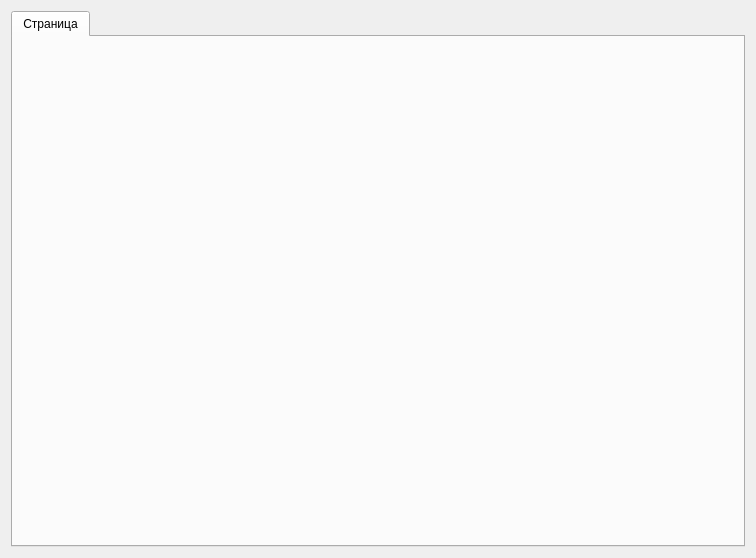
Above: resources/dlg_config.ui from mcsltd/mcs-inRat-monitor before the change. Below: the same form after it.
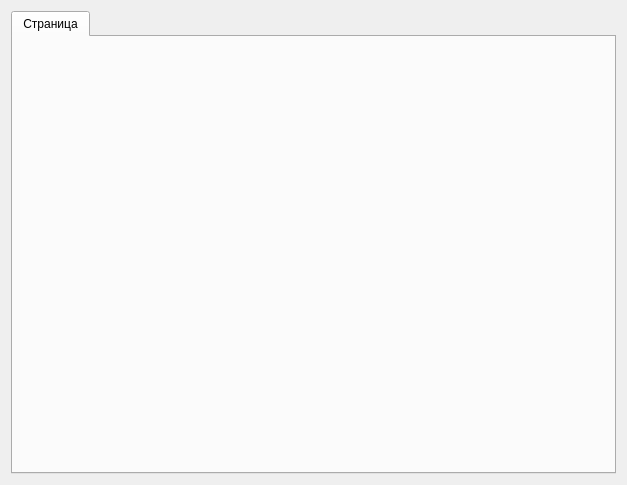
That is the form after the change. Icons and pictures are not drawn.

Patch:
```diff
--- a/resources/dlg_config.ui
+++ b/resources/dlg_config.ui
@@ -6,8 +6,8 @@
    <rect>
     <x>0</x>
     <y>0</y>
-    <width>756</width>
-    <height>558</height>
+    <width>627</width>
+    <height>485</height>
    </rect>
   </property>
   <property name="windowTitle">
```
Left out of the diff: 3 changed lines with no effect on the pictures.
